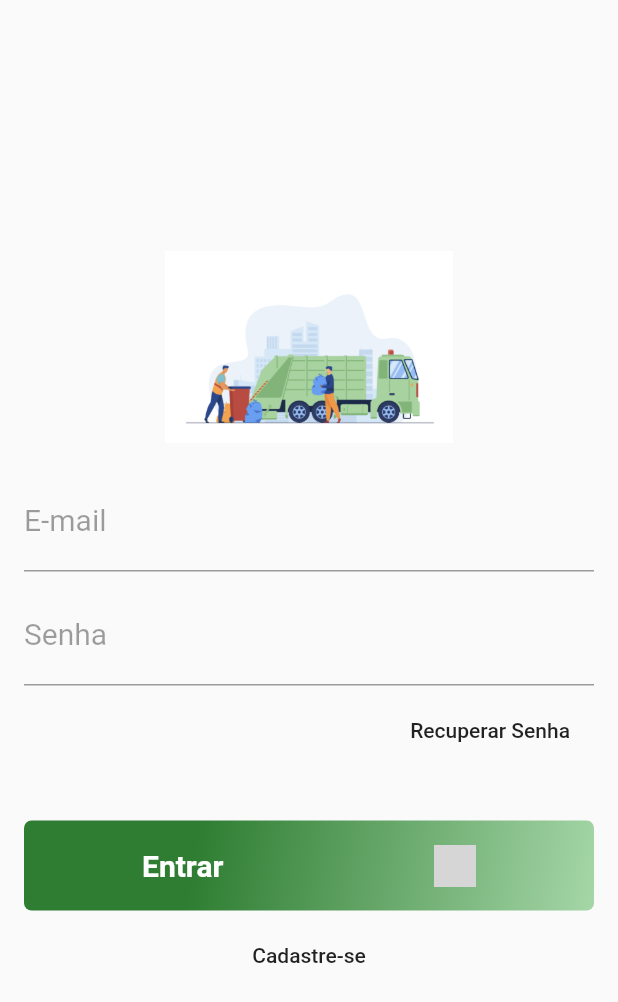
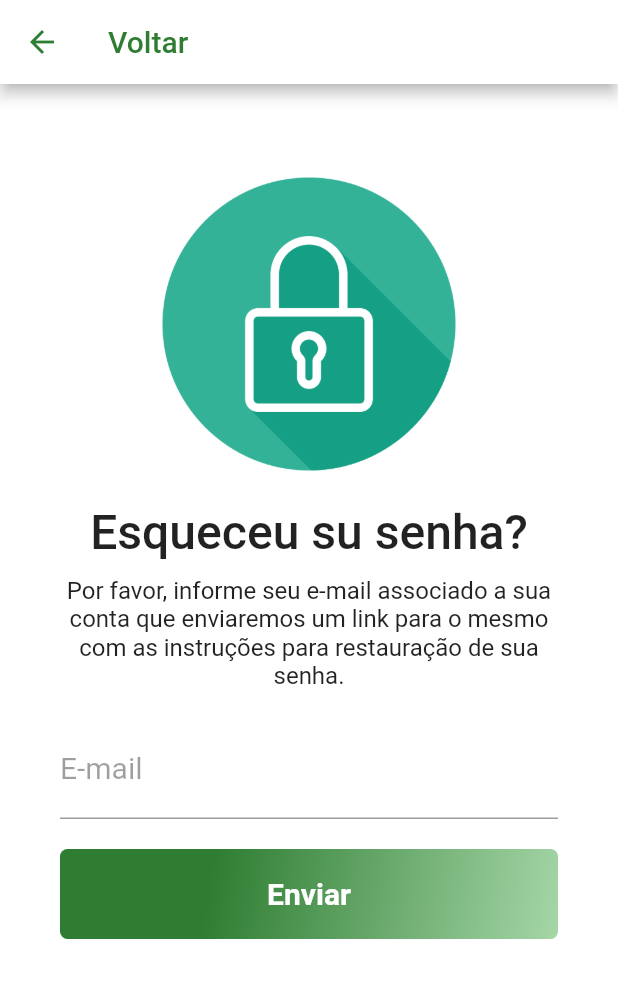
Before and after one commit to sergiodiasalves/App_Dart_PI_06, a Flutter app: the screen it shows after launch, after a tap on "Recuperar Senha", on a phone screen of 412 x 824 dp. Shown: the top 1002 px of the screen. Run offline on Flutter 3.47's test engine with Material 2 defaults, Android fonts, the phone set to English and light mode, and no system bars; our stand-ins replace shared_preferences; grey boxes are pictures that could not be loaded.

Commit message:
Atualização
Atualização pagina recupera senha e cadastro de usuario.

```diff
--- a/lib/login_page.dart
+++ b/lib/login_page.dart
@@ -2,6 +2,7 @@ import 'dart:convert';
 
 import 'package:app/home_page.dart';
 import 'package:app/register_page.dart';
+import 'package:app/reset_password_page.dart';
 import 'package:flutter/material.dart';
 import 'package:shared_preferences/shared_preferences.dart';
 import 'package:http/http.dart' as http;
@@ -93,11 +94,18 @@ class _LoginPageState extends State<LoginPage> {
               Container(
                 height: 40,
                 alignment: Alignment.centerRight,
-                child: FlatButton(
+                child: TextButton(
                   child: Text(
                   'Recuperar Senha',
                   ),
-                  onPressed: () {},
+                  onPressed: () {
+                    Navigator.push(
+                      context,
+                      MaterialPageRoute(
+                        builder: (context) => ResetPasswordPage(),
+                        ),
+                        );
+                  },
                 ),
                ),
                SizedBox(
@@ -121,7 +129,7 @@ class _LoginPageState extends State<LoginPage> {
                   ),
                 ),
                 child: SizedBox.expand(
-                  child: FlatButton(
+                  child: TextButton(
                     child: Row(
                       mainAxisAlignment: MainAxisAlignment.spaceAround,
                       children: <Widget>[
@@ -171,7 +179,7 @@ class _LoginPageState extends State<LoginPage> {
               ),
               Container(
                 height: 40,
-                child: FlatButton(child: Text(
+                child: TextButton(child: Text(
                   "Cadastre-se",
                   textAlign: TextAlign.center,
                   ),
--- /dev/null
+++ b/lib/reset_password_page.dart
@@ -0,0 +1,122 @@
+import 'package:flutter/material.dart';
+
+class ResetPasswordPage extends StatefulWidget {
+  const ResetPasswordPage({ Key? key }) : super(key: key);
+
+  @override
+  _ResetPasswordPageState createState() => _ResetPasswordPageState();
+}
+
+class _ResetPasswordPageState extends State<ResetPasswordPage> {
+  @override
+  Widget build(BuildContext context) {
+    return Scaffold(
+      appBar:  AppBar(
+        title: Text('Voltar',
+        style: TextStyle(
+          color: Colors.green.shade800
+        ),
+        ),
+        backgroundColor: Colors.white,
+        leading: IconButton(
+          icon: Icon(Icons.arrow_back),
+          color: Colors.green.shade800,
+          onPressed: () => Navigator.pop(context, false),
+        ),
+      ),
+      body: Container(
+        padding: EdgeInsets.only(
+          top: 60,
+          left: 40,
+          right: 40,
+        ),
+        color: Colors.white,
+        child: ListView(
+          children: <Widget>[
+            SizedBox(
+              width: 200,
+              height: 200,
+              child: Image.asset("assets/iconfinder_lock.png"),
+            ),
+            SizedBox(
+              height: 20,
+            ),
+            Text('Esqueceu su senha?',
+            style: TextStyle(
+              fontSize: 32,
+              fontWeight: FontWeight.w500,
+            ),
+            textAlign: TextAlign.center,
+            ),
+            SizedBox(
+              height: 10,
+            ),
+            Text(
+              "Por favor, informe seu e-mail associado a sua conta que enviaremos um link para o mesmo com as instruções para restauração de sua senha.",
+              style: TextStyle(
+                fontSize: 16,
+                fontWeight: FontWeight.w400,
+                ),
+                textAlign: TextAlign.center,
+            ),
+            SizedBox(
+              height: 20,
+            ),
+            TextFormField(
+              keyboardType: TextInputType.emailAddress,
+              decoration: InputDecoration(
+                labelText: "E-mail",
+                labelStyle: TextStyle(
+                  color: Colors.black38,
+                  fontWeight: FontWeight.w400,
+                  fontSize: 20,
+                ),
+               ),
+               style: TextStyle(
+                 fontSize: 20,
+               ),
+            ),
+            SizedBox(
+              height: 20,
+            ),
+             Container(
+                height: 60,
+                alignment: Alignment.centerLeft,
+                decoration: BoxDecoration(
+                  gradient: LinearGradient(
+                    begin: Alignment.topLeft,
+                    end: Alignment.bottomRight,
+                    stops: [0.3, 1],
+                    colors: [
+                      Colors.green.shade800,
+                      Colors.green.shade200,
+                    ],
+                  ),
+                  borderRadius: BorderRadius.all(
+                    Radius.circular(5),
+                  ),
+                ),
+                child: SizedBox.expand(
+                  child: TextButton(
+                    child: Text(
+                          'Enviar',
+                          style: TextStyle(
+                            fontWeight: FontWeight.bold,
+                            color: Colors.white,
+                            fontSize: 20,
+                          ),
+                          textAlign: TextAlign.center,
+                        ),
+                        onPressed: () {},
+                ),
+                ),
+              ),
+               SizedBox(
+              height: 20,
+            ),
+          ],
+          ),
+      ),
+     );
+  }
+}
--- a/pubspec.yaml
+++ b/pubspec.yaml
@@ -83,4 +83,5 @@ flutter:
     - assets/10181.png
     - assets/76254.png
     - assets/rm373batch10-110.png
-    - recycling-symbol.png
+    - assets/recycling-symbol.png
+    - assets/iconfinder_lock.png
```
Also changed, not shown: lib/register_page.dart (+116 -38 lines), assets/iconfinder_lock.png (added).
